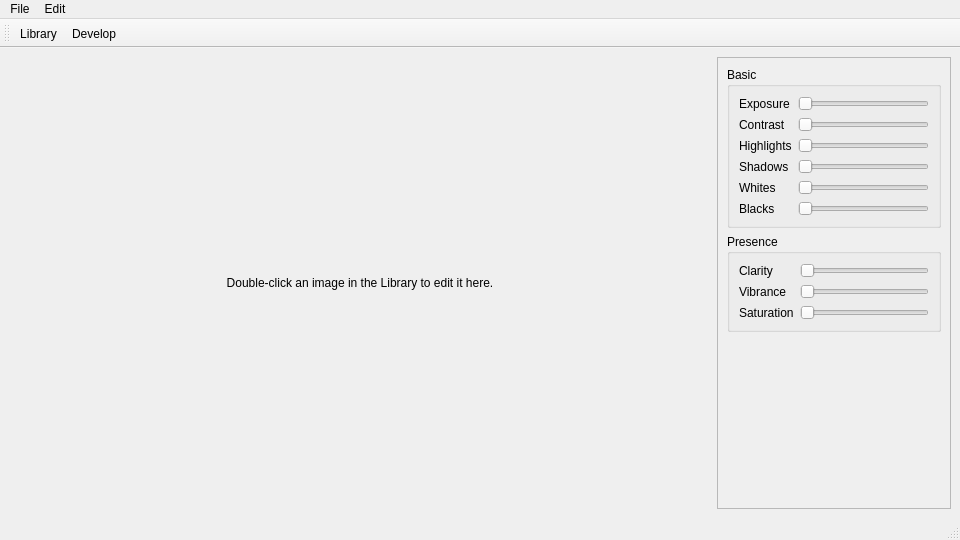
Qt form mainwindow.ui (minimaliti/photoroom) before a commit.
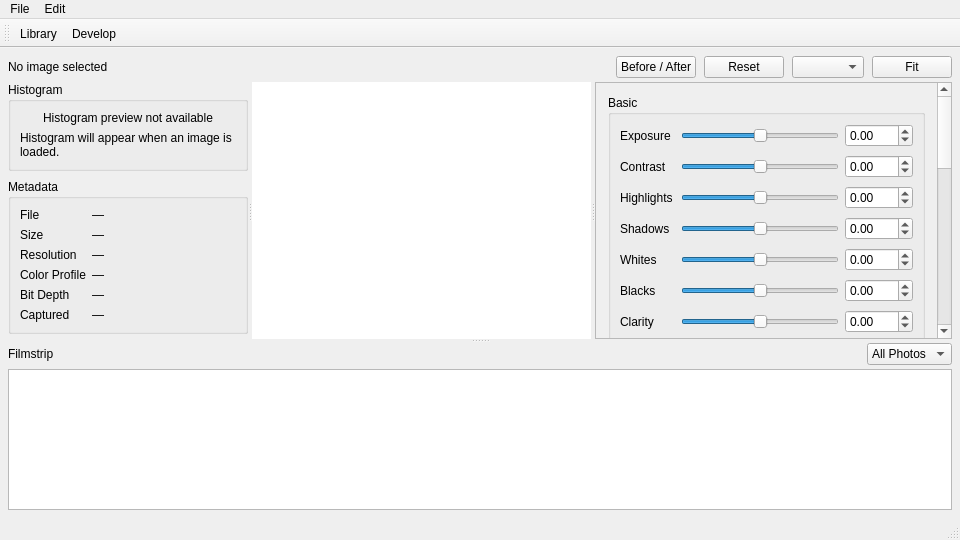
The same form after that commit. The open tabs and pages were chosen to show the change.

Commit message: Add histogram functionality to the develop view; integrate histogram widget and update UI layout for image editing features

Diff of the .ui file:
```diff
--- a/mainwindow.ui
+++ b/mainwindow.ui
@@ -82,23 +82,336 @@
        </layout>
       </widget>
       <widget class="QWidget" name="developPage">
-       <layout class="QHBoxLayout" name="horizontalLayout" stretch="3,1">
+       <layout class="QVBoxLayout" name="developPageLayout">
+        <property name="spacing">
+         <number>4</number>
+        </property>
+        <property name="leftMargin">
+         <number>8</number>
+        </property>
+        <property name="topMargin">
+         <number>8</number>
+        </property>
+        <property name="rightMargin">
+         <number>8</number>
+        </property>
+        <property name="bottomMargin">
+         <number>8</number>
+        </property>
         <item>
-         <widget class="QLabel" name="developImageLabel">
+         <widget class="QWidget" name="developHeaderWidget">
+          <layout class="QHBoxLayout" name="developHeaderLayout">
+           <property name="leftMargin">
+            <number>0</number>
+           </property>
+           <property name="topMargin">
+            <number>0</number>
+           </property>
+           <property name="rightMargin">
+            <number>0</number>
+           </property>
+           <property name="bottomMargin">
+            <number>0</number>
+           </property>
+           <property name="spacing">
+            <number>8</number>
+           </property>
+           <item>
+            <widget class="QLabel" name="developImageInfoLabel">
+             <property name="text">
+              <string>No image selected</string>
+             </property>
+             <property name="wordWrap">
+              <bool>true</bool>
+             </property>
+            </widget>
+           </item>
+           <item>
+            <spacer name="developHeaderSpacer">
+             <property name="orientation">
+              <enum>Qt::Orientation::Horizontal</enum>
+             </property>
+             <property name="sizeHint" stdset="0">
+              <size>
+               <width>40</width>
+               <height>20</height>
+              </size>
+             </property>
+            </spacer>
+           </item>
+           <item>
+            <widget class="QPushButton" name="developToggleBeforeAfterButton">
+             <property name="text">
+              <string>Before / After</string>
+             </property>
+            </widget>
+           </item>
+           <item>
+            <widget class="QPushButton" name="developResetAdjustmentsButton">
+             <property name="text">
+              <string>Reset</string>
+             </property>
+            </widget>
+           </item>
+           <item>
+            <widget class="QComboBox" name="developZoomCombo"/>
+           </item>
+           <item>
+            <widget class="QPushButton" name="developFitButton">
+             <property name="text">
+              <string>Fit</string>
+             </property>
+            </widget>
+           </item>
+          </layout>
+         </widget>
+        </item>
+        <item>
+         <widget class="QSplitter" name="developVerticalSplitter">
+          <property name="orientation">
+           <enum>Qt::Orientation::Vertical</enum>
+          </property>
+          <widget class="QSplitter" name="developMainSplitter">
+           <property name="orientation">
+            <enum>Qt::Orientation::Horizontal</enum>
+           </property>
+           <widget class="QWidget" name="developInfoPanel">
+            <property name="minimumSize">
+             <size>
+              <width>240</width>
+              <height>0</height>
+             </size>
+            </property>
+            <layout class="QVBoxLayout" name="developInfoLayout">
+             <property name="leftMargin">
+              <number>0</number>
+             </property>
+             <property name="topMargin">
+              <number>0</number>
+             </property>
+             <property name="rightMargin">
+              <number>0</number>
+             </property>
+             <property name="bottomMargin">
+              <number>0</number>
+             </property>
+             <property name="spacing">
+              <number>8</number>
+             </property>
+             <item>
+              <widget class="QGroupBox" name="developHistogramGroup">
+               <property name="title">
+                <string>Histogram</string>
+               </property>
+               <layout class="QVBoxLayout" name="developHistogramLayout">
+                <property name="spacing">
+                 <number>6</number>
+                </property>
+                <item>
+                 <widget class="QLabel" name="developHistogramPlaceholderLabel">
+                  <property name="minimumHeight">
+                   <number>160</number>
+                  </property>
+                  <property name="alignment">
+                   <set>Qt::AlignmentFlag::AlignCenter</set>
+                  </property>
+                  <property name="text">
+                   <string>Histogram preview not available</string>
+                  </property>
+                  <property name="wordWrap">
+                   <bool>true</bool>
+                  </property>
+                 </widget>
+                </item>
+                <item>
+                 <widget class="QLabel" name="developHistogramHintLabel">
+                  <property name="text">
+                   <string>Histogram will appear when an image is loaded.</string>
+                  </property>
+                  <property name="wordWrap">
+                   <bool>true</bool>
+                  </property>
+                 </widget>
+                </item>
+               </layout>
+              </widget>
+             </item>
+             <item>
+              <widget class="QGroupBox" name="developMetadataGroup">
+               <property name="title">
+                <string>Metadata</string>
+               </property>
+               <layout class="QFormLayout" name="developMetadataLayout">
+                <item row="0" column="0">
+                 <widget class="QLabel" name="developMetadataFileNameLabel">
+                  <property name="text">
+                   <string>File</string>
+                  </property>
+                 </widget>
+                </item>
+                <item row="0" column="1">
+                 <widget class="QLabel" name="developMetadataFileNameValue">
+                  <property name="text">
+                   <string>—</string>
+                  </property>
+                 </widget>
+                </item>
+                <item row="1" column="0">
+                 <widget class="QLabel" name="developMetadataFileSizeLabel">
+                  <property name="text">
+                   <string>Size</string>
+                  </property>
+                 </widget>
+                </item>
+                <item row="1" column="1">
+                 <widget class="QLabel" name="developMetadataFileSizeValue">
+                  <property name="text">
+                   <string>—</string>
+                  </property>
+                 </widget>
+                </item>
+                <item row="2" column="0">
+                 <widget class="QLabel" name="developMetadataResolutionLabel">
+                  <property name="text">
+                   <string>Resolution</string>
+                  </property>
+                 </widget>
+                </item>
+                <item row="2" column="1">
+                 <widget class="QLabel" name="developMetadataResolutionValue">
+                  <property name="text">
+                   <string>—</string>
+                  </property>
+                 </widget>
+                </item>
+                <item row="3" column="0">
+                 <widget class="QLabel" name="developMetadataColorProfileLabel">
+                  <property name="text">
+                   <string>Color Profile</string>
+                  </property>
+                 </widget>
+                </item>
+                <item row="3" column="1">
+                 <widget class="QLabel" name="developMetadataColorProfileValue">
+                  <property name="text">
+                   <string>—</string>
+                  </property>
+                 </widget>
+                </item>
+                <item row="4" column="0">
+                 <widget class="QLabel" name="developMetadataBitDepthLabel">
+                  <property name="text">
+                   <string>Bit Depth</string>
+                  </property>
+                 </widget>
+                </item>
+                <item row="4" column="1">
+                 <widget class="QLabel" name="developMetadataBitDepthValue">
+                  <property name="text">
+                   <string>—</string>
+                  </property>
+                 </widget>
+                </item>
+                <item row="5" column="0">
+                 <widget class="QLabel" name="developMetadataCaptureDateLabel">
+                  <property name="text">
+                   <string>Captured</string>
+                  </property>
+                 </widget>
+                </item>
+                <item row="5" column="1">
+                 <widget class="QLabel" name="developMetadataCaptureDateValue">
+                  <property name="text">
+                   <string>—</string>
+                  </property>
+                 </widget>
+                </item>
+               </layout>
+              </widget>
+             </item>
+             <item>
+              <spacer name="developInfoSpacer">
+               <property name="orientation">
+                <enum>Qt::Orientation::Vertical</enum>
+               </property>
+               <property name="sizeHint" stdset="0">
+                <size>
+                 <width>20</width>
+                 <height>40</height>
+                </size>
+               </property>
+              </spacer>
+             </item>
+            </layout>
+           </widget>
+           <widget class="QStackedWidget" name="developViewerStack">
+            <property name="currentIndex">
+             <number>0</number>
+            </property>
+            <widget class="QWidget" name="developPlaceholderWidget">
+             <layout class="QVBoxLayout" name="developPlaceholderLayout">
+              <property name="leftMargin">
+               <number>0</number>
+              </property>
+              <property name="topMargin">
+               <number>0</number>
+              </property>
+              <property name="rightMargin">
+               <number>0</number>
+              </property>
+              <property name="bottomMargin">
+               <number>0</number>
+              </property>
+              <item>
+               <widget class="QLabel" name="developPlaceholderLabel">
           <property name="text">
            <string>Double-click an image in the Library to edit it here.</string>
           </property>
           <property name="alignment">
            <set>Qt::AlignmentFlag::AlignCenter</set>
           </property>
-         </widget>
-        </item>
+                <property name="wordWrap">
+                 <bool>true</bool>
+                </property>
+               </widget>
+              </item>
+             </layout>
+            </widget>
+            <widget class="QWidget" name="developImageViewPage">
+             <layout class="QVBoxLayout" name="developImageViewLayout">
+              <property name="leftMargin">
+               <number>0</number>
+              </property>
+              <property name="topMargin">
+               <number>0</number>
+              </property>
+              <property name="rightMargin">
+               <number>0</number>
+              </property>
+              <property name="bottomMargin">
+               <number>0</number>
+              </property>
         <item>
-         <widget class="QScrollArea" name="sidebarScrollArea">
-          <property name="maximumSize">
+               <widget class="QGraphicsView" name="developImageView">
+                <property name="sizePolicy">
+                 <sizepolicy hsizetype="Expanding" vsizetype="Expanding">
+                  <horstretch>0</horstretch>
+                  <verstretch>0</verstretch>
+                 </sizepolicy>
+                </property>
+                <property name="frameShape">
+                 <enum>QFrame::NoFrame</enum>
+                </property>
+               </widget>
+              </item>
+             </layout>
+            </widget>
+           </widget>
+           <widget class="QScrollArea" name="developControlsScrollArea">
+            <property name="minimumSize">
            <size>
             <width>280</width>
-            <height>16777215</height>
+              <height>0</height>
            </size>
           </property>
           <property name="horizontalScrollBarPolicy">
@@ -107,22 +420,43 @@
           <property name="widgetResizable">
            <bool>true</bool>
           </property>
-          <widget class="QWidget" name="scrollAreaWidgetContents_2">
+            <widget class="QWidget" name="developControlsContainer">
            <property name="geometry">
             <rect>
              <x>0</x>
              <y>0</y>
              <width>278</width>
-             <height>464</height>
-            </rect>
-           </property>
-           <layout class="QVBoxLayout" name="verticalLayout">
+               <height>500</height>
+              </rect>
+             </property>
+             <layout class="QVBoxLayout" name="developControlsLayout">
+              <property name="leftMargin">
+               <number>12</number>
+              </property>
+              <property name="topMargin">
+               <number>12</number>
+              </property>
+              <property name="rightMargin">
+               <number>12</number>
+              </property>
+              <property name="bottomMargin">
+               <number>12</number>
+              </property>
+              <property name="spacing">
+               <number>12</number>
+              </property>
             <item>
-             <widget class="QGroupBox" name="groupBox">
+               <widget class="QGroupBox" name="basicAdjustmentsGroup">
               <property name="title">
                <string>Basic</string>
               </property>
-              <layout class="QFormLayout" name="formLayout">
+                <layout class="QGridLayout" name="basicAdjustmentsLayout">
+                 <property name="horizontalSpacing">
+                  <number>6</number>
+                 </property>
+                 <property name="verticalSpacing">
+                  <number>8</number>
+                 </property>
                <item row="0" column="0">
                 <widget class="QLabel" name="label">
                  <property name="text">
@@ -132,11 +466,30 @@
                </item>
                <item row="0" column="1">
                 <widget class="QSlider" name="exposureSlider">
+                   <property name="minimum">
+                    <number>-50</number>
+                   </property>
+                   <property name="maximum">
+                    <number>50</number>
+                   </property>
                  <property name="orientation">
                   <enum>Qt::Orientation::Horizontal</enum>
                  </property>
                 </widget>
                </item>
+                 <item row="0" column="2">
+                  <widget class="QDoubleSpinBox" name="exposureSpinBox">
+                   <property name="decimals">
+                    <number>2</number>
+                   </property>
+                   <property name="minimum">
+                    <double>-5.000000000000000</double>
+                   </property>
+                   <property name="maximum">
+                    <double>5.000000000000000</double>
+                   </property>
+                  </widget>
+                 </item>
                <item row="1" column="0">
                 <widget class="QLabel" name="label_2">
                  <property name="text">
@@ -146,11 +499,30 @@
                </item>
                <item row="1" column="1">
                 <widget class="QSlider" name="contrastSlider">
+                   <property name="minimum">
+                    <number>-100</number>
+                   </property>
+                   <property name="maximum">
+                    <number>100</number>
+                   </property>
                  <property name="orientation">
                   <enum>Qt::Orientation::Horizontal</enum>
                  </property>
                 </widget>
                </item>
+                 <item row="1" column="2">
+                  <widget class="QDoubleSpinBox" name="contrastSpinBox">
+                   <property name="decimals">
+                    <number>2</number>
+                   </property>
+                   <property name="minimum">
+                    <double>-100.000000000000000</double>
+                   </property>
+                   <property name="maximum">
+                    <double>100.000000000000000</double>
+                   </property>
+                  </widget>
+                 </item>
                <item row="2" column="0">
                 <widget class="QLabel" name="label_3">
                  <property name="text">
@@ -160,11 +532,30 @@
                </item>
                <item row="2" column="1">
                 <widget class="QSlider" name="highlightsSlider">
+                   <property name="minimum">
+                    <number>-100</number>
+                   </property>
+                   <property name="maximum">
+                    <number>100</number>
+                   </property>
                  <property name="orientation">
                   <enum>Qt::Orientation::Horizontal</enum>
                  </property>
                 </widget>
                </item>
+                 <item row="2" column="2">
+                  <widget class="QDoubleSpinBox" name="highlightsSpinBox">
+                   <property name="decimals">
+                    <number>2</number>
+                   </property>
+                   <property name="minimum">
+                    <double>-100.000000000000000</double>
+                   </property>
+                   <property name="maximum">
+                    <double>100.000000000000000</double>
+                   </property>
+                  </widget>
+                 </item>
                <item row="3" column="0">
                 <widget class="QLabel" name="label_4">
                  <property name="text">
@@ -174,11 +565,30 @@
                </item>
                <item row="3" column="1">
                 <widget class="QSlider" name="shadowsSlider">
+                   <property name="minimum">
+                    <number>-100</number>
+                   </property>
+                   <property name="maximum">
+                    <number>100</number>
+                   </property>
                  <property name="orientation">
                   <enum>Qt::Orientation::Horizontal</enum>
                  </property>
                 </widget>
                </item>
+                 <item row="3" column="2">
+                  <widget class="QDoubleSpinBox" name="shadowsSpinBox">
+                   <property name="decimals">
+                    <number>2</number>
+                   </property>
+                   <property name="minimum">
+                    <double>-100.000000000000000</double>
+                   </property>
+                   <property name="maximum">
+                    <double>100.000000000000000</double>
+                   </property>
+                  </widget>
+                 </item>
                <item row="4" column="0">
                 <widget class="QLabel" name="label_5">
                  <property name="text">
@@ -188,11 +598,30 @@
                </item>
                <item row="4" column="1">
                 <widget class="QSlider" name="whitesSlider">
+                   <property name="minimum">
+                    <number>-100</number>
+                   </property>
+                   <property name="maximum">
+                    <number>100</number>
+                   </property>
                  <property name="orientation">
                   <enum>Qt::Orientation::Horizontal</enum>
                  </property>
                 </widget>
                </item>
+                 <item row="4" column="2">
+                  <widget class="QDoubleSpinBox" name="whitesSpinBox">
+                   <property name="decimals">
+                    <number>2</number>
+                   </property>
+                   <property name="minimum">
+                    <double>-100.000000000000000</double>
+                   </property>
+                   <property name="maximum">
+                    <double>100.000000000000000</double>
+                   </property>
+                  </widget>
+                 </item>
                <item row="5" column="0">
                 <widget class="QLabel" name="label_6">
                  <property name="text">
@@ -202,67 +631,379 @@
                </item>
                <item row="5" column="1">
                 <widget class="QSlider" name="blacksSlider">
+                   <property name="minimum">
+                    <number>-100</number>
+                   </property>
+                   <property name="maximum">
+                    <number>100</number>
+                   </property>
                  <property name="orientation">
                   <enum>Qt::Orientation::Horizontal</enum>
                  </property>
                 </widget>
                </item>
-              </layout>
-             </widget>
-            </item>
-            <item>
-             <widget class="QGroupBox" name="groupBox_2">
-              <property name="title">
-               <string>Presence</string>
-              </property>
-              <layout class="QFormLayout" name="formLayout_2">
-               <item row="0" column="0">
+                 <item row="5" column="2">
+                  <widget class="QDoubleSpinBox" name="blacksSpinBox">
+                   <property name="decimals">
+                    <number>2</number>
+                   </property>
+                   <property name="minimum">
+                    <double>-100.000000000000000</double>
+                   </property>
+                   <property name="maximum">
+                    <double>100.000000000000000</double>
+                   </property>
+                  </widget>
+                 </item>
+                 <item row="6" column="0">
                 <widget class="QLabel" name="label_7">
                  <property name="text">
                   <string>Clarity</string>
                  </property>
                 </widget>
                </item>
-               <item row="0" column="1">
+                 <item row="6" column="1">
                 <widget class="QSlider" name="claritySlider">
+                   <property name="minimum">
+                    <number>-100</number>
+                   </property>
+                   <property name="maximum">
+                    <number>100</number>
+                   </property>
                  <property name="orientation">
                   <enum>Qt::Orientation::Horizontal</enum>
                  </property>
                 </widget>
                </item>
-               <item row="1" column="0">
+                 <item row="6" column="2">
+                  <widget class="QDoubleSpinBox" name="claritySpinBox">
+                   <property name="decimals">
+                    <number>2</number>
+                   </property>
+                   <property name="minimum">
+                    <double>-100.000000000000000</double>
+                   </property>
+                   <property name="maximum">
+                    <double>100.000000000000000</double>
+                   </property>
+                  </widget>
+                 </item>
+                 <item row="7" column="0">
                 <widget class="QLabel" name="label_8">
                  <property name="text">
                   <string>Vibrance</string>
                  </property>
                 </widget>
                </item>
-               <item row="1" column="1">
+                 <item row="7" column="1">
                 <widget class="QSlider" name="vibranceSlider">
+                   <property name="minimum">
+                    <number>-100</number>
+                   </property>
+                   <property name="maximum">
+                    <number>100</number>
+                   </property>
                  <property name="orientation">
                   <enum>Qt::Orientation::Horizontal</enum>
                  </property>
                 </widget>
                </item>
-               <item row="2" column="0">
+                 <item row="7" column="2">
+                  <widget class="QDoubleSpinBox" name="vibranceSpinBox">
+                   <property name="decimals">
+                    <number>2</number>
+                   </property>
+                   <property name="minimum">
+                    <double>-100.000000000000000</double>
+                   </property>
+                   <property name="maximum">
+                    <double>100.000000000000000</double>
+                   </property>
+                  </widget>
+                 </item>
+                 <item row="8" column="0">
                 <widget class="QLabel" name="label_9">
                  <property name="text">
                   <string>Saturation</string>
                  </property>
                 </widget>
                </item>
-               <item row="2" column="1">
+                 <item row="8" column="1">
                 <widget class="QSlider" name="saturationSlider">
+                   <property name="minimum">
+                    <number>-100</number>
+                   </property>
+                   <property name="maximum">
+                    <number>100</number>
+                   </property>
                  <property name="orientation">
                   <enum>Qt::Orientation::Horizontal</enum>
                  </property>
                 </widget>
                </item>
+                 <item row="8" column="2">
+                  <widget class="QDoubleSpinBox" name="saturationSpinBox">
+                   <property name="decimals">
+                    <number>2</number>
+                   </property>
+                   <property name="minimum">
+                    <double>-100.000000000000000</double>
+                   </property>
+                   <property name="maximum">
+                    <double>100.000000000000000</double>
+                   </property>
+                  </widget>
+                 </item>
               </layout>
              </widget>
             </item>
             <item>
-             <spacer name="verticalSpacer">
+               <widget class="QGroupBox" name="toneCurveGroup">
+                <property name="title">
+                 <string>Tone Curve</string>
+                </property>
+                <layout class="QVBoxLayout" name="toneCurveLayout">
+                 <item>
+                  <widget class="QComboBox" name="toneCurvePresetCombo">
+                   <item>
+                    <property name="text">
+                     <string>Linear</string>
+                    </property>
+                   </item>
+                   <item>
+                    <property name="text">
+                     <string>Medium Contrast</string>
+                    </property>
+                   </item>
+                   <item>
+                    <property name="text">
+                     <string>Strong Contrast</string>
+                    </property>
+                   </item>
+                  </widget>
+                 </item>
+                 <item>
+                  <widget class="QSlider" name="toneCurveHighlightsSlider">
+                   <property name="minimum">
+                    <number>-100</number>
+                   </property>
+                   <property name="maximum">
+                    <number>100</number>
+                   </property>
+                   <property name="orientation">
+                    <enum>Qt::Orientation::Horizontal</enum>
+                   </property>
+                  </widget>
+                 </item>
+                 <item>
+                  <widget class="QSlider" name="toneCurveLightsSlider">
+                   <property name="minimum">
+                    <number>-100</number>
+                   </property>
+                   <property name="maximum">
+                    <number>100</number>
+                   </property>
+                   <property name="orientation">
+                    <enum>Qt::Orientation::Horizontal</enum>
+                   </property>
+                  </widget>
+                 </item>
+                 <item>
+                  <widget class="QSlider" name="toneCurveDarksSlider">
+                   <property name="minimum">
+                    <number>-100</number>
+                   </property>
+                   <property name="maximum">
+                    <number>100</number>
+                   </property>
+                   <property name="orientation">
+                    <enum>Qt::Orientation::Horizontal</enum>
+                   </property>
+                  </widget>
+                 </item>
+                 <item>
+                  <widget class="QSlider" name="toneCurveShadowsSlider">
+                   <property name="minimum">
+                    <number>-100</number>
+                   </property>
+                   <property name="maximum">
+                    <number>100</number>
+                   </property>
+                   <property name="orientation">
+                    <enum>Qt::Orientation::Horizontal</enum>
+                   </property>
+                  </widget>
+                 </item>
+                </layout>
+               </widget>
+              </item>
+              <item>
+               <widget class="QGroupBox" name="colorMixerGroup">
+                <property name="title">
+                 <string>Color Mixer</string>
+                </property>
+                <layout class="QVBoxLayout" name="colorMixerLayout">
+                 <item>
+                  <widget class="QComboBox" name="colorMixerChannelCombo">
+                   <item>
+                    <property name="text">
+                     <string>Hue</string>
+                    </property>
+                   </item>
+                   <item>
+                    <property name="text">
+                     <string>Saturation</string>
+                    </property>
+                   </item>
+                   <item>
+                    <property name="text">
+                     <string>Luminance</string>
+                    </property>
+                   </item>
+                  </widget>
+                 </item>
+                 <item>
+                  <widget class="QSlider" name="colorHueSlider">
+                   <property name="minimum">
+                    <number>-100</number>
+                   </property>
+                   <property name="maximum">
+                    <number>100</number>
+                   </property>
+                   <property name="orientation">
+                    <enum>Qt::Orientation::Horizontal</enum>
+                   </property>
+                  </widget>
+                 </item>
+                 <item>
+                  <widget class="QSlider" name="colorSaturationSlider">
+                   <property name="minimum">
+                    <number>-100</number>
+                   </property>
+                   <property name="maximum">
+                    <number>100</number>
+                   </property>
+                   <property name="orientation">
+                    <enum>Qt::Orientation::Horizontal</enum>
+                   </property>
+                  </widget>
+                 </item>
+                 <item>
+                  <widget class="QSlider" name="colorLuminanceSlider">
+                   <property name="minimum">
+                    <number>-100</number>
+                   </property>
+                   <property name="maximum">
+                    <number>100</number>
+                   </property>
+                   <property name="orientation">
+                    <enum>Qt::Orientation::Horizontal</enum>
+                   </property>
+                  </widget>
+                 </item>
+                </layout>
+               </widget>
+              </item>
+              <item>
+               <widget class="QGroupBox" name="detailGroup">
+                <property name="title">
+                 <string>Detail</string>
+                </property>
+                <layout class="QFormLayout" name="detailLayout">
+                 <item row="0" column="0">
+                  <widget class="QLabel" name="detailSharpeningLabel">
+                   <property name="text">
+                    <string>Sharpening</string>
+                   </property>
+                  </widget>
+                 </item>
+                 <item row="0" column="1">
+                  <widget class="QSlider" name="sharpeningSlider">
+                   <property name="minimum">
+                    <number>0</number>
+                   </property>
+                   <property name="maximum">
+                    <number>150</number>
+                   </property>
+                   <property name="orientation">
+                    <enum>Qt::Orientation::Horizontal</enum>
+                   </property>
+                  </widget>
+                 </item>
+                 <item row="1" column="0">
+                  <widget class="QLabel" name="detailNoiseReductionLabel">
+                   <property name="text">
+                    <string>Noise Reduction</string>
+                   </property>
+                  </widget>
+                 </item>
+                 <item row="1" column="1">
+                  <widget class="QSlider" name="noiseReductionSlider">
+                   <property name="minimum">
+                    <number>0</number>
+                   </property>
+                   <property name="maximum">
+                    <number>100</number>
+                   </property>
+                   <property name="orientation">
+                    <enum>Qt::Orientation::Horizontal</enum>
+                   </property>
+                  </widget>
+                 </item>
+                </layout>
+               </widget>
+              </item>
+              <item>
+               <widget class="QGroupBox" name="effectsGroup">
+                <property name="title">
+                 <string>Effects</string>
+                </property>
+                <layout class="QFormLayout" name="effectsLayout">
+                 <item row="0" column="0">
+                  <widget class="QLabel" name="effectsVignetteLabel">
+                   <property name="text">
+                    <string>Vignette</string>
+                   </property>
+                  </widget>
+                 </item>
+                 <item row="0" column="1">
+                  <widget class="QSlider" name="vignetteSlider">
+                   <property name="minimum">
+                    <number>-100</number>
+                   </property>
+                   <property name="maximum">
+                    <number>100</number>
+                   </property>
+                   <property name="orientation">
+                    <enum>Qt::Orientation::Horizontal</enum>
+                   </property>
+                  </widget>
+                 </item>
+                 <item row="1" column="0">
+                  <widget class="QLabel" name="effectsGrainLabel">
+                   <property name="text">
+                    <string>Grain</string>
+                   </property>
+                  </widget>
+                 </item>
+                 <item row="1" column="1">
+                  <widget class="QSlider" name="grainSlider">
+                   <property name="minimum">
+                    <number>0</number>
+                   </property>
+                   <property name="maximum">
+                    <number>100</number>
+                   </property>
+                   <property name="orientation">
+                    <enum>Qt::Orientation::Horizontal</enum>
+                   </property>
+                  </widget>
+                 </item>
+                </layout>
+               </widget>
+              </item>
+              <item>
+               <spacer name="developControlsSpacer">
               <property name="orientation">
                <enum>Qt::Orientation::Vertical</enum>
               </property>
@@ -273,6 +1014,97 @@
                </size>
               </property>
              </spacer>
+              </item>
+             </layout>
+            </widget>
+           </widget>
+          </widget>
+          <widget class="QWidget" name="developFilmstripContainer">
+           <layout class="QVBoxLayout" name="developFilmstripLayout">
+            <property name="leftMargin">
+             <number>0</number>
+            </property>
+            <property name="topMargin">
+             <number>0</number>
+            </property>
+            <property name="rightMargin">
+             <number>0</number>
+            </property>
+            <property name="bottomMargin">
+             <number>0</number>
+            </property>
+            <property name="spacing">
+             <number>4</number>
+            </property>
+            <item>
+             <widget class="QWidget" name="developFilmstripHeader">
+              <layout class="QHBoxLayout" name="developFilmstripHeaderLayout">
+               <property name="leftMargin">
+                <number>0</number>
+               </property>
+               <property name="topMargin">
+                <number>0</number>
+               </property>
+               <property name="rightMargin">
+                <number>0</number>
+               </property>
+               <property name="bottomMargin">
+                <number>0</number>
+               </property>
+               <property name="spacing">
+                <number>8</number>
+               </property>
+               <item>
+                <widget class="QLabel" name="developFilmstripLabel">
+                 <property name="text">
+                  <string>Filmstrip</string>
+                 </property>
+                </widget>
+               </item>
+               <item>
+                <spacer name="developFilmstripHeaderSpacer">
+                 <property name="orientation">
+                  <enum>Qt::Orientation::Horizontal</enum>
+                 </property>
+                 <property name="sizeHint" stdset="0">
+                  <size>
+                   <width>40</width>
+                   <height>20</height>
+                  </size>
+                 </property>
+                </spacer>
+               </item>
+               <item>
+                <widget class="QComboBox" name="developFilmstripFilterCombo">
+                 <item>
+                  <property name="text">
+                   <string>All Photos</string>
+                  </property>
+                 </item>
+                 <item>
+                  <property name="text">
+                   <string>Flagged</string>
+                  </property>
+                 </item>
+                 <item>
+                  <property name="text">
+                   <string>Rejected</string>
+                  </property>
+                 </item>
+                </widget>
+               </item>
+              </layout>
+             </widget>
+            </item>
+            <item>
+             <widget class="QListWidget" name="developFilmstripList">
+              <property name="minimumHeight">
+               <number>120</number>
+              </property>
+              <property name="selectionMode">
+               <enum>QAbstractItemView::SelectionMode::SingleSelection</enum>
+              </property>
+             </widget>
             </item>
            </layout>
           </widget>
```
Lines whose indentation alone changed are shown as unchanged. The commit also changes 6 other files.
